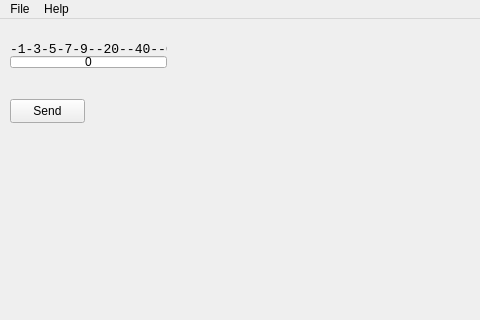
Old version of the form mainwindow.ui in the repository eloranta/HamVibe; both pictures show x 0 to 480 and y 0 to 320 of the 800 by 600 pixel window.
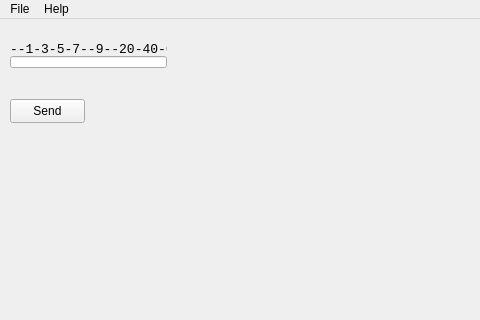
New version of the form.

Commit message: fix s-meter and power meter

Patch:
```diff
--- a/mainwindow.ui
+++ b/mainwindow.ui
@@ -65,7 +65,7 @@
      </font>
     </property>
     <property name="text">
-     <string>-1-3-5-7-9--20--40--60</string>
+     <string>--1-3-5-7--9--20-40-60</string>
     </property>
    </widget>
    <widget class="QProgressBar" name="meterBar">
@@ -115,7 +115,7 @@
      <set>Qt::AlignmentFlag::AlignCenter</set>
     </property>
     <property name="textVisible">
-     <bool>true</bool>
+     <bool>false</bool>
     </property>
     <property name="format">
      <string>%v</string>
```
Left out of the diff: 8 changed lines with no effect on the pictures. The commit also changes 1 other file.
